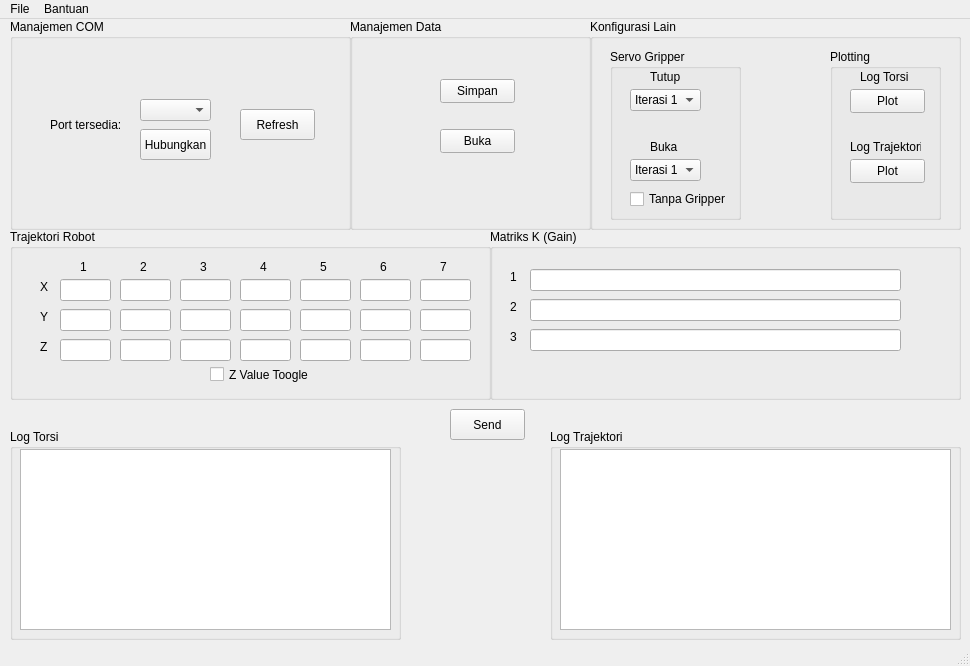
maplezs/EWS_3_4a, file main-window-revised.ui: the form before one commit.
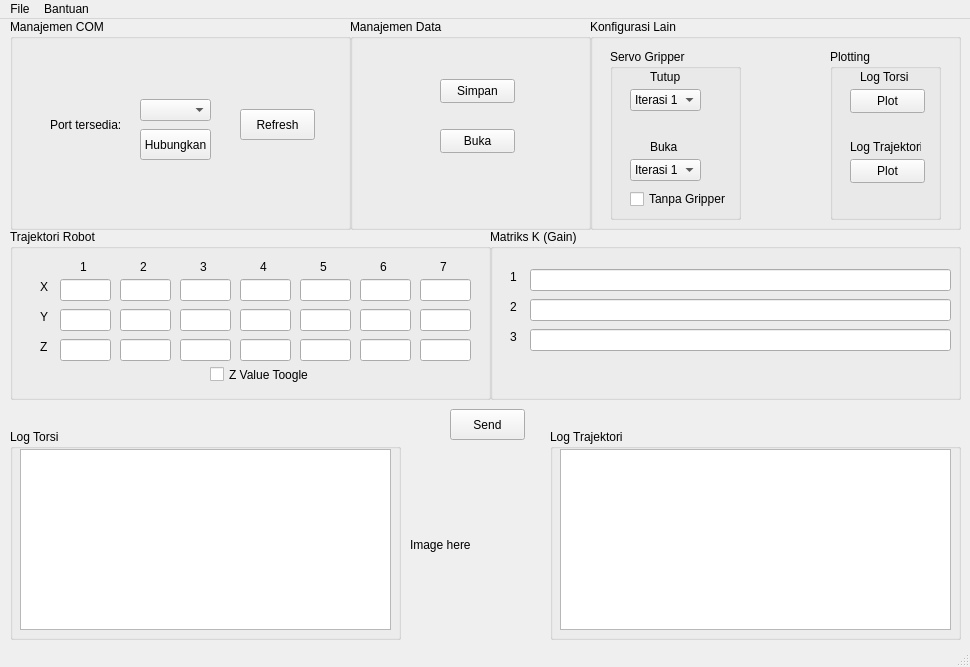
The form after the commit.

What changed in the file:
```diff
--- a/main-window-revised.ui
+++ b/main-window-revised.ui
@@ -7,7 +7,7 @@
     <x>0</x>
     <y>0</y>
     <width>970</width>
-    <height>666</height>
+    <height>667</height>
    </rect>
   </property>
   <property name="windowTitle">
@@ -468,7 +468,7 @@
        <rect>
         <x>40</x>
         <y>40</y>
-        <width>371</width>
+        <width>421</width>
         <height>22</height>
        </rect>
       </property>
@@ -478,7 +478,7 @@
        <rect>
         <x>40</x>
         <y>70</y>
-        <width>371</width>
+        <width>421</width>
         <height>22</height>
        </rect>
       </property>
@@ -488,7 +488,7 @@
        <rect>
         <x>40</x>
         <y>100</y>
-        <width>371</width>
+        <width>421</width>
         <height>22</height>
        </rect>
       </property>
@@ -852,6 +852,19 @@
      </widget>
     </widget>
    </widget>
+   <widget class="QLabel" name="label_2">
+    <property name="geometry">
+     <rect>
+      <x>410</x>
+      <y>460</y>
+      <width>131</width>
+      <height>131</height>
+     </rect>
+    </property>
+    <property name="text">
+     <string>Image here</string>
+    </property>
+   </widget>
   </widget>
   <widget class="QMenuBar" name="menubar">
    <property name="geometry">
```
